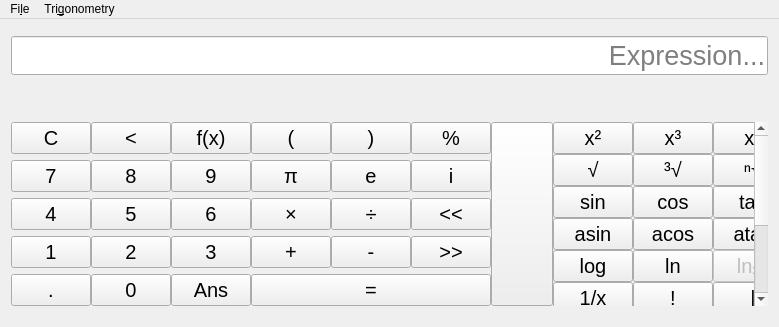
theCheeseboard/thecalculator, file mainwindow.ui: the form before one commit.
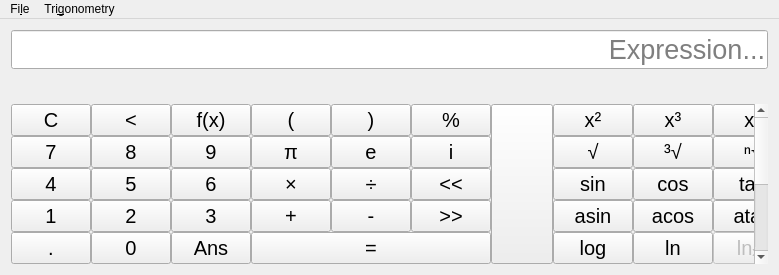
The form after the commit. Icons and pictures are not drawn. Custom widgets are drawn as their Qt base class.

Patch:
```diff
--- a/mainwindow.ui
+++ b/mainwindow.ui
@@ -7,7 +7,7 @@
     <x>0</x>
     <y>0</y>
     <width>779</width>
-    <height>327</height>
+    <height>242</height>
    </rect>
   </property>
   <property name="windowTitle">
@@ -58,7 +58,7 @@
         <item row="3" column="1">
          <widget class="QPushButton" name="BackspaceButton">
           <property name="sizePolicy">
-           <sizepolicy hsizetype="Preferred" vsizetype="Fixed">
+           <sizepolicy hsizetype="Preferred" vsizetype="Preferred">
             <horstretch>1</horstretch>
             <verstretch>0</verstretch>
            </sizepolicy>
@@ -77,7 +77,7 @@
         <item row="3" column="5">
          <widget class="CalcButton" name="percentButton">
           <property name="sizePolicy">
-           <sizepolicy hsizetype="Preferred" vsizetype="Fixed">
+           <sizepolicy hsizetype="Preferred" vsizetype="Preferred">
             <horstretch>1</horstretch>
             <verstretch>0</verstretch>
            </sizepolicy>
@@ -121,7 +121,7 @@
              <x>0</x>
              <y>0</y>
              <width>240</width>
-             <height>190</height>
+             <height>250</height>
             </rect>
            </property>
            <layout class="QGridLayout" name="gridLayout_2">
@@ -378,7 +378,7 @@
         <item row="4" column="4">
          <widget class="CalcButton" name="eButton">
           <property name="sizePolicy">
-           <sizepolicy hsizetype="Preferred" vsizetype="Fixed">
+           <sizepolicy hsizetype="Preferred" vsizetype="Preferred">
             <horstretch>0</horstretch>
             <verstretch>0</verstretch>
            </sizepolicy>
@@ -391,7 +391,7 @@
         <item row="6" column="3">
          <widget class="CalcButton" name="PlusButton">
           <property name="sizePolicy">
-           <sizepolicy hsizetype="Preferred" vsizetype="Fixed">
+           <sizepolicy hsizetype="Preferred" vsizetype="Preferred">
             <horstretch>0</horstretch>
             <verstretch>0</verstretch>
            </sizepolicy>
@@ -404,7 +404,7 @@
         <item row="3" column="0">
          <widget class="QPushButton" name="ClearButton">
           <property name="sizePolicy">
-           <sizepolicy hsizetype="Preferred" vsizetype="Fixed">
+           <sizepolicy hsizetype="Preferred" vsizetype="Preferred">
             <horstretch>1</horstretch>
             <verstretch>0</verstretch>
            </sizepolicy>
@@ -423,7 +423,7 @@
         <item row="3" column="3">
          <widget class="CalcButton" name="LeftBracketButton">
           <property name="sizePolicy">
-           <sizepolicy hsizetype="Preferred" vsizetype="Fixed">
+           <sizepolicy hsizetype="Preferred" vsizetype="Preferred">
             <horstretch>1</horstretch>
             <verstretch>0</verstretch>
            </sizepolicy>
@@ -442,7 +442,7 @@
         <item row="7" column="3" colspan="3">
          <widget class="QPushButton" name="EqualButton">
           <property name="sizePolicy">
-           <sizepolicy hsizetype="Preferred" vsizetype="Fixed">
+           <sizepolicy hsizetype="Preferred" vsizetype="Preferred">
             <horstretch>0</horstretch>
             <verstretch>0</verstretch>
            </sizepolicy>
@@ -455,7 +455,7 @@
         <item row="7" column="0">
          <widget class="CalcButton" name="PointButton">
           <property name="sizePolicy">
-           <sizepolicy hsizetype="Preferred" vsizetype="Fixed">
+           <sizepolicy hsizetype="Preferred" vsizetype="Preferred">
             <horstretch>0</horstretch>
             <verstretch>0</verstretch>
            </sizepolicy>
@@ -468,7 +468,7 @@
         <item row="7" column="1">
          <widget class="CalcButton" name="ZeroButton">
           <property name="sizePolicy">
-           <sizepolicy hsizetype="Preferred" vsizetype="Fixed">
+           <sizepolicy hsizetype="Preferred" vsizetype="Preferred">
             <horstretch>0</horstretch>
             <verstretch>0</verstretch>
            </sizepolicy>
@@ -529,7 +529,7 @@
         <item row="4" column="5">
          <widget class="CalcButton" name="imaginaryButton">
           <property name="sizePolicy">
-           <sizepolicy hsizetype="Preferred" vsizetype="Fixed">
+           <sizepolicy hsizetype="Preferred" vsizetype="Preferred">
             <horstretch>0</horstretch>
             <verstretch>0</verstretch>
            </sizepolicy>
@@ -542,7 +542,7 @@
         <item row="4" column="2">
          <widget class="CalcButton" name="NineButton">
           <property name="sizePolicy">
-           <sizepolicy hsizetype="Preferred" vsizetype="Fixed">
+           <sizepolicy hsizetype="Preferred" vsizetype="Preferred">
             <horstretch>0</horstretch>
             <verstretch>0</verstretch>
            </sizepolicy>
@@ -555,7 +555,7 @@
         <item row="5" column="5">
          <widget class="CalcButton" name="leftShiftButton">
           <property name="sizePolicy">
-           <sizepolicy hsizetype="Preferred" vsizetype="Fixed">
+           <sizepolicy hsizetype="Preferred" vsizetype="Preferred">
             <horstretch>1</horstretch>
             <verstretch>0</verstretch>
            </sizepolicy>
@@ -568,7 +568,7 @@
         <item row="5" column="2">
          <widget class="CalcButton" name="SixButton">
           <property name="sizePolicy">
-           <sizepolicy hsizetype="Preferred" vsizetype="Fixed">
+           <sizepolicy hsizetype="Preferred" vsizetype="Preferred">
             <horstretch>0</horstretch>
             <verstretch>0</verstretch>
            </sizepolicy>
@@ -581,7 +581,7 @@
         <item row="4" column="0">
          <widget class="CalcButton" name="SevenButton">
           <property name="sizePolicy">
-           <sizepolicy hsizetype="Preferred" vsizetype="Fixed">
+           <sizepolicy hsizetype="Preferred" vsizetype="Preferred">
             <horstretch>0</horstretch>
             <verstretch>0</verstretch>
            </sizepolicy>
@@ -612,7 +612,7 @@
         <item row="5" column="3">
          <widget class="CalcButton" name="MultiplyButton">
           <property name="sizePolicy">
-           <sizepolicy hsizetype="Preferred" vsizetype="Fixed">
+           <sizepolicy hsizetype="Preferred" vsizetype="Preferred">
             <horstretch>0</horstretch>
             <verstretch>0</verstretch>
            </sizepolicy>
@@ -625,7 +625,7 @@
         <item row="5" column="1">
          <widget class="CalcButton" name="FiveButton">
           <property name="sizePolicy">
-           <sizepolicy hsizetype="Preferred" vsizetype="Fixed">
+           <sizepolicy hsizetype="Preferred" vsizetype="Preferred">
             <horstretch>0</horstretch>
             <verstretch>0</verstretch>
            </sizepolicy>
@@ -638,7 +638,7 @@
         <item row="5" column="4">
          <widget class="CalcButton" name="DivideButton">
           <property name="sizePolicy">
-           <sizepolicy hsizetype="Preferred" vsizetype="Fixed">
+           <sizepolicy hsizetype="Preferred" vsizetype="Preferred">
             <horstretch>1</horstretch>
             <verstretch>0</verstretch>
            </sizepolicy>
@@ -657,7 +657,7 @@
         <item row="3" column="2">
          <widget class="QPushButton" name="FunctionsButton">
           <property name="sizePolicy">
-           <sizepolicy hsizetype="Preferred" vsizetype="Fixed">
+           <sizepolicy hsizetype="Preferred" vsizetype="Preferred">
             <horstretch>1</horstretch>
             <verstretch>0</verstretch>
            </sizepolicy>
@@ -676,7 +676,7 @@
         <item row="3" column="4">
          <widget class="CalcButton" name="RightBracketButton">
           <property name="sizePolicy">
-           <sizepolicy hsizetype="Preferred" vsizetype="Fixed">
+           <sizepolicy hsizetype="Preferred" vsizetype="Preferred">
             <horstretch>1</horstretch>
             <verstretch>0</verstretch>
            </sizepolicy>
@@ -695,7 +695,7 @@
         <item row="4" column="3">
          <widget class="CalcButton" name="PiButton">
           <property name="sizePolicy">
-           <sizepolicy hsizetype="Preferred" vsizetype="Fixed">
+           <sizepolicy hsizetype="Preferred" vsizetype="Preferred">
             <horstretch>0</horstretch>
             <verstretch>0</verstretch>
            </sizepolicy>
@@ -725,7 +725,7 @@
         <item row="6" column="4">
          <widget class="CalcButton" name="MinusButton">
           <property name="sizePolicy">
-           <sizepolicy hsizetype="Preferred" vsizetype="Fixed">
+           <sizepolicy hsizetype="Preferred" vsizetype="Preferred">
             <horstretch>0</horstretch>
             <verstretch>0</verstretch>
            </sizepolicy>
@@ -738,7 +738,7 @@
         <item row="6" column="5">
          <widget class="CalcButton" name="rightShiftButton">
           <property name="sizePolicy">
-           <sizepolicy hsizetype="Preferred" vsizetype="Fixed">
+           <sizepolicy hsizetype="Preferred" vsizetype="Preferred">
             <horstretch>0</horstretch>
             <verstretch>0</verstretch>
            </sizepolicy>
@@ -751,7 +751,7 @@
         <item row="4" column="1">
          <widget class="CalcButton" name="EightButton">
           <property name="sizePolicy">
-           <sizepolicy hsizetype="Preferred" vsizetype="Fixed">
+           <sizepolicy hsizetype="Preferred" vsizetype="Preferred">
             <horstretch>0</horstretch>
             <verstretch>0</verstretch>
            </sizepolicy>
@@ -764,7 +764,7 @@
         <item row="7" column="2">
          <widget class="QPushButton" name="pushButton_18">
           <property name="sizePolicy">
-           <sizepolicy hsizetype="Preferred" vsizetype="Fixed">
+           <sizepolicy hsizetype="Preferred" vsizetype="Preferred">
             <horstretch>0</horstretch>
             <verstretch>0</verstretch>
            </sizepolicy>
@@ -777,7 +777,7 @@
         <item row="6" column="2">
          <widget class="CalcButton" name="ThreeButton">
           <property name="sizePolicy">
-           <sizepolicy hsizetype="Preferred" vsizetype="Fixed">
+           <sizepolicy hsizetype="Preferred" vsizetype="Preferred">
             <horstretch>0</horstretch>
             <verstretch>0</verstretch>
            </sizepolicy>
@@ -790,7 +790,7 @@
         <item row="6" column="0">
          <widget class="CalcButton" name="OneButton">
           <property name="sizePolicy">
-           <sizepolicy hsizetype="Preferred" vsizetype="Fixed">
+           <sizepolicy hsizetype="Preferred" vsizetype="Preferred">
             <horstretch>0</horstretch>
             <verstretch>0</verstretch>
            </sizepolicy>
@@ -803,7 +803,7 @@
         <item row="6" column="1">
          <widget class="CalcButton" name="TwoButton">
           <property name="sizePolicy">
-           <sizepolicy hsizetype="Preferred" vsizetype="Fixed">
+           <sizepolicy hsizetype="Preferred" vsizetype="Preferred">
             <horstretch>0</horstretch>
             <verstretch>0</verstretch>
            </sizepolicy>
@@ -816,7 +816,7 @@
         <item row="5" column="0">
          <widget class="CalcButton" name="FourButton">
           <property name="sizePolicy">
-           <sizepolicy hsizetype="Preferred" vsizetype="Fixed">
+           <sizepolicy hsizetype="Preferred" vsizetype="Preferred">
             <horstretch>0</horstretch>
             <verstretch>0</verstretch>
            </sizepolicy>
```
Left out of the diff: 11 changed lines with no effect on the pictures.
